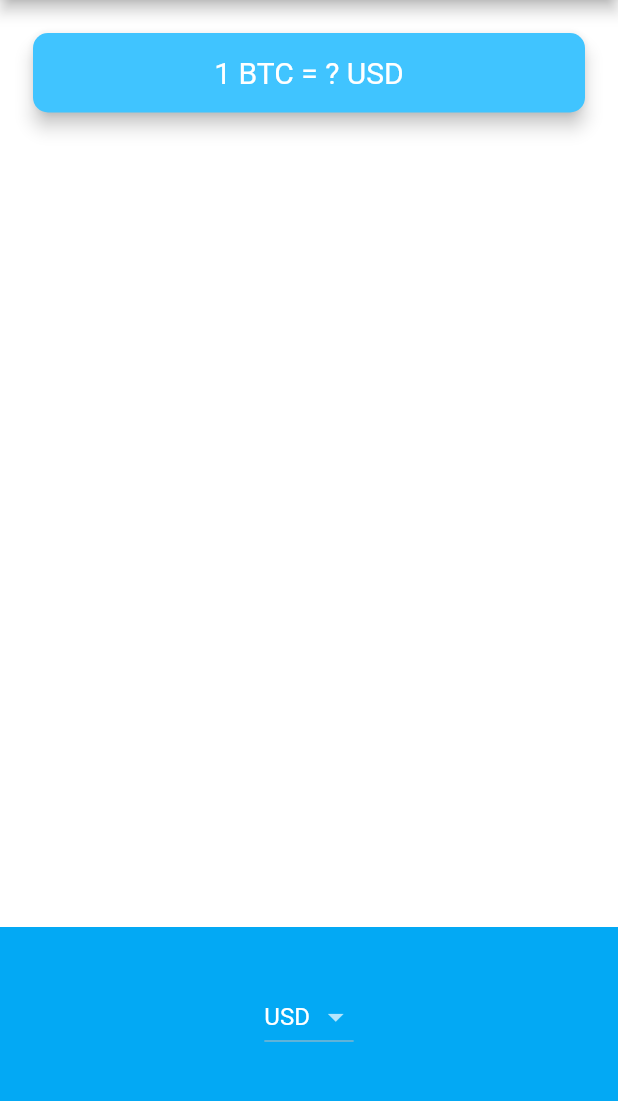
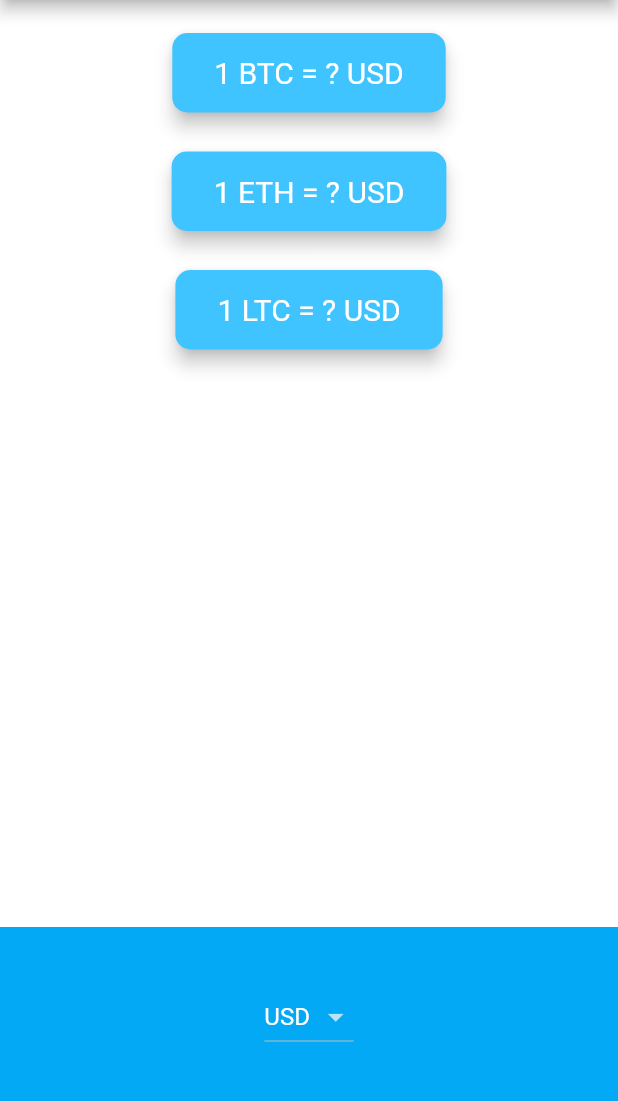
Before and after one commit to iury0393/bitcoin-ticker, a Flutter app: the screen it shows after launch, on a phone screen of 412 x 824 dp, the part 84-1185 px from its top. Run offline on Flutter 3.47's test engine with Material 2 defaults, Android fonts, the phone set to English and light mode, and no system bars; network calls fail.

Commit message:
Criando o visual de outras cryptomoedas

```diff
--- a/lib/price_screen.dart
+++ b/lib/price_screen.dart
@@ -1,5 +1,6 @@
 import 'package:bitcoin_ticker/services/coin_model.dart';
 import 'package:bitcoin_ticker/utilities/constants.dart';
+import 'package:bitcoin_ticker/utilities/crypto_card.dart';
 import 'package:flutter/material.dart';
 import 'package:flutter/cupertino.dart';
 import 'dart:io' show Platform;
@@ -87,29 +88,21 @@ class _PriceScreenState extends State<PriceScreen> {
         mainAxisAlignment: MainAxisAlignment.spaceBetween,
         crossAxisAlignment: CrossAxisAlignment.stretch,
         children: <Widget>[
-          //TODO 1: Refactor this Padding Widget into a separate Stateless Widget called CryptoCard, so we can create 3 of them, one for each cryptocurrency.
-          //TODO 2: You'll need to able to pass the selectedCurrency, value and cryptoCurrency to the constructor of this CryptoCard Widget.
-          //TODO 3: You'll need to use a Column Widget to contain the three CryptoCards.
-          Padding(
-            padding: EdgeInsets.fromLTRB(18.0, 18.0, 18.0, 0),
-            child: Card(
-              color: Colors.lightBlueAccent,
-              elevation: 5.0,
-              shape: RoundedRectangleBorder(
-                borderRadius: BorderRadius.circular(10.0),
-              ),
-              child: Padding(
-                padding: EdgeInsets.symmetric(vertical: 15.0, horizontal: 28.0),
-                child: Text(
-                  '1 BTC = $bitcoinValue $selectedCurrency',
-                  textAlign: TextAlign.center,
-                  style: TextStyle(
-                    fontSize: 20.0,
-                    color: Colors.white,
-                  ),
-                ),
-              ),
-            ),
+          Column(
+            children: <Widget>[
+              CryptoCard(
+                  cryptoName: 'BTC',
+                  bitcoinValue: bitcoinValue,
+                  selectedCurrency: selectedCurrency),
+              CryptoCard(
+                  cryptoName: 'ETH',
+                  bitcoinValue: bitcoinValue,
+                  selectedCurrency: selectedCurrency),
+              CryptoCard(
+                  cryptoName: 'LTC',
+                  bitcoinValue: bitcoinValue,
+                  selectedCurrency: selectedCurrency),
+            ],
           ),
           Container(
             height: 150.0,
--- a/lib/services/coin_model.dart
+++ b/lib/services/coin_model.dart
@@ -1,6 +1,6 @@
 import 'networking.dart';
 
-const apiKey = 'YOUR-API-KEY-HERE';
+const apiKey = '6E2A00B1-C020-485F-A4EB-576BE1454141';
 const coinAPIUrl = 'https://rest.coinapi.io/v1/exchangerate';
 
 class CoinModel {
--- /dev/null
+++ b/lib/utilities/crypto_card.dart
@@ -0,0 +1,38 @@
+import 'package:flutter/material.dart';
+
+class CryptoCard extends StatelessWidget {
+  const CryptoCard({
+    @required this.cryptoName,
+    @required this.bitcoinValue,
+    @required this.selectedCurrency,
+  });
+
+  final String cryptoName;
+  final String bitcoinValue;
+  final String selectedCurrency;
+
+  @override
+  Widget build(BuildContext context) {
+    return Padding(
+      padding: EdgeInsets.fromLTRB(18.0, 18.0, 18.0, 0),
+      child: Card(
+        color: Colors.lightBlueAccent,
+        elevation: 5.0,
+        shape: RoundedRectangleBorder(
+          borderRadius: BorderRadius.circular(10.0),
+        ),
+        child: Padding(
+          padding: EdgeInsets.symmetric(vertical: 15.0, horizontal: 28.0),
+          child: Text(
+            '1 $cryptoName = $bitcoinValue $selectedCurrency',
+            textAlign: TextAlign.center,
+            style: TextStyle(
+              fontSize: 20.0,
+              color: Colors.white,
+            ),
+          ),
+        ),
+      ),
+    );
+  }
+}
```
